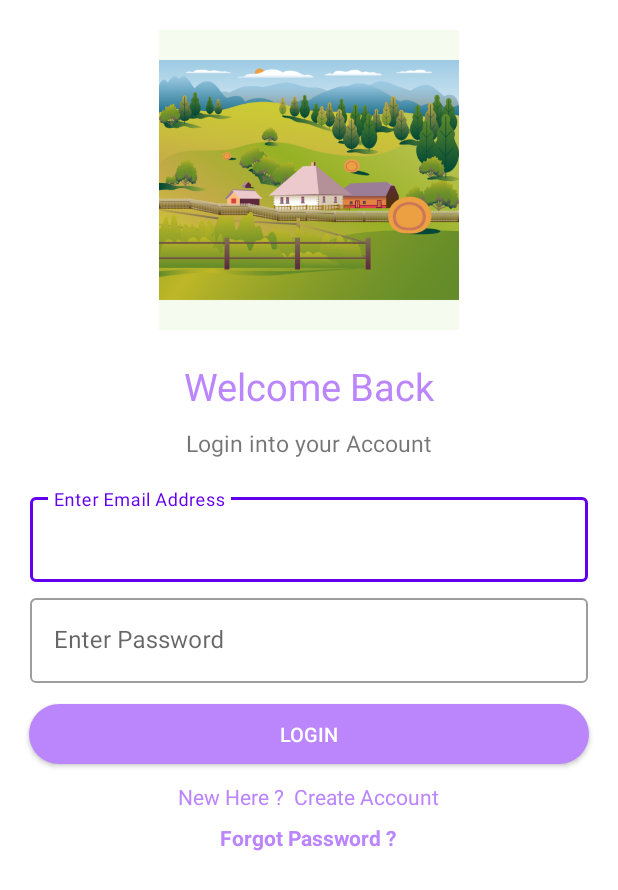
After one commit to preetihupare/FarmHelp2, an Android app: the layout activity_login.xml on its own in the app's theme, with its tools: preview values and no code run, on a phone screen of 412 x 824 dp. The commit adds this screen. Shown: the top 890 px of the screen. Run offline under Robolectric (Android 15) with nearby library versions, the phone set to English and light mode, and no system bars; Roboto replaces fonts that are not available here.

Commit message:
Added Citis Logos. Added Login Screen. Added Next Button Activity to Starting Page. //Changes By Adnan Attar

```diff
--- a/app/build.gradle
+++ b/app/build.gradle
@@ -6,7 +6,7 @@ android {
     compileSdk 31
 
     defaultConfig {
-        applicationId "com.androtechbuddy.farmhelp"
+        applicationId "com.ynot.farmhelp"
         minSdk 21
         targetSdk 31
         versionCode 1
--- a/app/src/main/AndroidManifest.xml
+++ b/app/src/main/AndroidManifest.xml
@@ -1,6 +1,6 @@
 <?xml version="1.0" encoding="utf-8"?>
 <manifest xmlns:android="http://schemas.android.com/apk/res/android"
-    package="com.androtechbuddy.farmhelp">
+    package="com.ynot.farmhelp">
 
     <application
         android:allowBackup="true"
@@ -10,6 +10,9 @@
         android:supportsRtl="true"
         android:theme="@style/Theme.FarmHelp">
         <activity
+            android:name=".Login"
+            android:exported="false" />
+        <activity
             android:name=".MainActivity"
             android:exported="true">
             <intent-filter>
@@ -18,6 +21,7 @@
                 <category android:name="android.intent.category.LAUNCHER" />
             </intent-filter>
         </activity>
+
         <meta-data
             android:name="preloaded_fonts"
             android:resource="@array/preloaded_fonts" />
--- a/app/src/main/java/com/androtechbuddy/farmhelp/MainActivity.java
+++ b/app/src/main/java/com/ynot/farmhelp/Login.java
@@ -1,14 +1,14 @@
-package com.androtechbuddy.farmhelp;
+package com.ynot.farmhelp;
 
 import androidx.appcompat.app.AppCompatActivity;
 
 import android.os.Bundle;
 
-public class MainActivity extends AppCompatActivity {
+public class Login extends AppCompatActivity {
 
     @Override
     protected void onCreate(Bundle savedInstanceState) {
         super.onCreate(savedInstanceState);
-        setContentView(R.layout.activity_main);
+        setContentView(R.layout.activity_login);
     }
 }
--- /dev/null
+++ b/app/src/main/res/drawable-ldpi/btn_rounded.xml
@@ -0,0 +1,46 @@
+<?xml version="1.0" encoding="utf-8"?>
+<selector xmlns:android="http://schemas.android.com/apk/res/android">
+    <item android:state_pressed="true">
+
+        <layer-list>
+            <item android:bottom="4dp" android:left="4dp" android:right="4dp" android:top="4dp">
+                <shape android:shape="rectangle">
+                    <corners android:bottomLeftRadius="30dp" android:bottomRightRadius="30dp" android:radius="60dp" android:topLeftRadius="30dp" android:topRightRadius="30dp" />
+                    <solid android:color="@color/purple_200" />
+                    <padding android:bottom="0dp" android:left="0dp" android:right="0dp" android:top="0dp" />
+                    <size android:width="110dp" android:height="40dp" />
+                </shape>
+            </item>
+        </layer-list>
+
+    </item>
+    <item android:state_focused="true">
+
+        <layer-list>
+            <item android:bottom="4dp" android:left="4dp" android:right="4dp" android:top="4dp">
+                <shape android:shape="rectangle">
+                    <corners android:bottomLeftRadius="30dp" android:bottomRightRadius="30dp" android:radius="60dp" android:topLeftRadius="30dp" android:topRightRadius="30dp" />
+                    <solid android:color="@color/purple_200" />
+                    <padding android:bottom="0dp" android:left="0dp" android:right="0dp" android:top="0dp" />
+                    <size android:width="110dp" android:height="40dp" />
+                </shape>
+            </item>
+        </layer-list>
+
+    </item>
+
+    <item>
+
+        <layer-list>
+            <item android:bottom="4dp" android:left="4dp" android:right="4dp" android:top="4dp">
+                <shape android:shape="rectangle">
+                    <corners android:bottomLeftRadius="30dp" android:bottomRightRadius="30dp" android:radius="60dp" android:topLeftRadius="30dp" android:topRightRadius="30dp" />
+                    <solid android:color="@color/purple_200" />
+                    <padding android:bottom="0dp" android:left="0dp" android:right="0dp" android:top="0dp" />
+                    <size android:width="110dp" android:height="40dp" />
+                </shape>
+            </item>
+        </layer-list>
+    </item>
+
+</selector>
--- /dev/null
+++ b/app/src/main/res/layout/activity_login.xml
@@ -0,0 +1,129 @@
+<?xml version="1.0" encoding="utf-8"?>
+<LinearLayout xmlns:android="http://schemas.android.com/apk/res/android"
+    xmlns:app="http://schemas.android.com/apk/res-auto"
+    xmlns:tools="http://schemas.android.com/tools"
+    android:layout_width="match_parent"
+    android:layout_height="match_parent"
+    tools:context=".Login"
+    android:orientation="vertical">
+
+
+
+    <ScrollView
+        android:layout_width="match_parent"
+        android:layout_height="match_parent">
+
+        <LinearLayout
+            android:layout_width="match_parent"
+            android:layout_height="wrap_content"
+            android:orientation="vertical" >
+
+            <ImageView
+                android:id="@+id/imageView11"
+                android:layout_width="match_parent"
+                android:layout_height="200dp"
+                app:srcCompat="@drawable/city3"
+                android:layout_marginStart="15dp"
+                android:layout_marginTop="20dp"
+                android:layout_marginEnd="15dp"/>
+
+            <TextView
+                android:id="@+id/textView"
+                android:layout_width="match_parent"
+                android:layout_height="wrap_content"
+                android:text="Welcome Back"
+                android:textAlignment="center"
+                android:textColor="@color/purple_200"
+                android:textSize="25sp"
+                android:layout_marginTop="20dp"/>
+
+            <TextView
+                android:id="@+id/textView2"
+                android:layout_width="wrap_content"
+                android:layout_height="wrap_content"
+                android:layout_marginTop="10dp"
+                android:text="Login into your Account"
+                android:textSize="15sp"
+                android:layout_gravity="center"/>
+
+
+            <com.google.android.material.textfield.TextInputLayout
+                android:layout_width="match_parent"
+                android:layout_height="wrap_content"
+                android:layout_centerHorizontal="true"
+                android:layout_marginLeft="20dp"
+                android:layout_marginRight="20dp"
+                android:layout_marginTop="20dp"
+                style="@style/Widget.MaterialComponents.TextInputLayout.OutlinedBox">
+
+                <com.google.android.material.textfield.TextInputEditText
+                    android:id="@+id/Email"
+                    android:layout_width="match_parent"
+                    android:layout_height="wrap_content"
+                    android:hint="Enter Email Address"
+                    android:inputType="text" />
+            </com.google.android.material.textfield.TextInputLayout>
+
+
+            <com.google.android.material.textfield.TextInputLayout
+                android:layout_width="match_parent"
+                android:layout_height="wrap_content"
+                android:layout_centerHorizontal="true"
+                android:layout_marginLeft="20dp"
+                android:layout_marginRight="20dp"
+                android:layout_marginTop="5dp"
+                style="@style/Widget.MaterialComponents.TextInputLayout.OutlinedBox">
+
+                <com.google.android.material.textfield.TextInputEditText
+                    android:id="@+id/password"
+                    android:layout_width="match_parent"
+                    android:layout_height="wrap_content"
+                    android:hint="Enter Password" />
+            </com.google.android.material.textfield.TextInputLayout>
+
+
+            <androidx.appcompat.widget.AppCompatButton
+                android:id="@+id/loginBtn"
+                android:layout_width="match_parent"
+                android:layout_height="wrap_content"
+                android:layout_marginStart="15dp"
+                android:layout_marginEnd="15dp"
+                android:layout_marginTop="10dp"
+                android:background="@drawable/btn_rounded"
+                android:text="Login"
+                android:textColor="#FFFFFF"
+                android:textSize="13sp"
+                android:layout_gravity="center"/>
+
+            <TextView
+                android:id="@+id/createText"
+                android:layout_width="wrap_content"
+                android:layout_height="wrap_content"
+                android:layout_marginTop="8dp"
+                android:text="New Here ?  Create Account"
+                android:textColor="@color/purple_200"
+                android:layout_gravity="center"/>
+
+            <TextView
+                android:id="@+id/forgotPassword"
+                android:layout_width="wrap_content"
+                android:layout_height="wrap_content"
+                android:text="Forgot Password ?"
+                android:textColor="@color/purple_200"
+                android:textStyle="bold"
+                android:layout_gravity="center"
+                android:layout_marginTop="8dp"/>
+
+            <ProgressBar
+                android:id="@+id/progressBar"
+                style="?android:attr/progressBarStyle"
+                android:layout_width="wrap_content"
+                android:layout_height="wrap_content"
+                android:visibility="invisible"
+                android:layout_gravity="center"
+                android:layout_marginTop="8dp"/>
+
+
+        </LinearLayout>
+    </ScrollView>
+</LinearLayout>
--- a/app/src/main/res/layout/activity_main.xml
+++ b/app/src/main/res/layout/activity_main.xml
@@ -42,6 +42,7 @@
          android:textColor="@color/white"/>
 
      <androidx.appcompat.widget.AppCompatButton
+         android:id="@+id/next"
          android:layout_width="150dp"
          android:layout_height="wrap_content"
          android:layout_gravity="center"
```
Also changed, not shown: app/src/main/java/com/ynot/farmhelp/MainActivity.java (added, +32 -0 lines), app/src/main/res/drawable-ldpi/background_border.xml (added, +9 -0 lines), app/src/main/res/drawable-ldpi/btn_rounded_disabled.xml (added, +46 -0 lines), app/src/main/res/values/colors.xml (+8 -0 lines), app/src/main/res/drawable-ldpi/upload_img.jpg (added), app/src/main/res/drawable/city1.png (added), app/src/main/res/drawable/city2.png (added), app/src/main/res/drawable/city3.png (added), app/src/main/res/drawable/city4.png (added), 5 other files.
